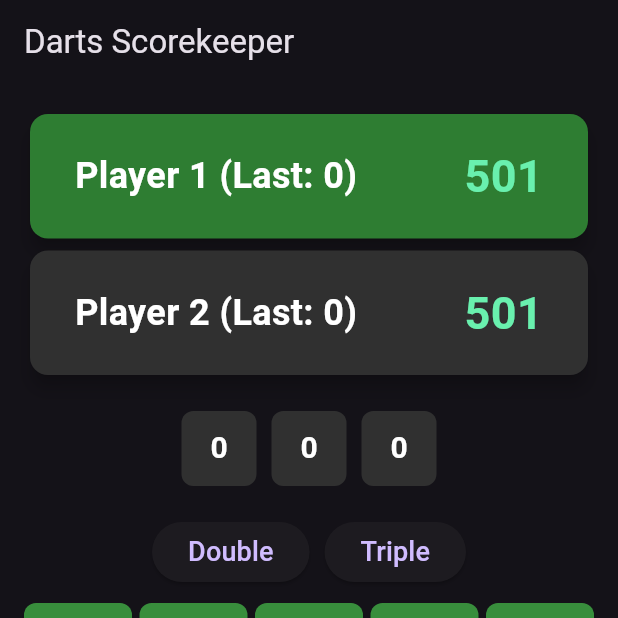
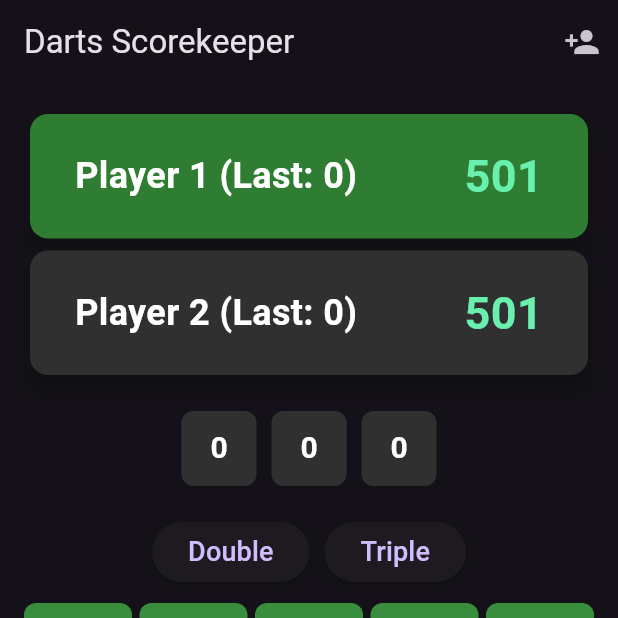
Before and after one commit to OlliYY/darts_scorekeeper, a Flutter app: the screen it shows after launch, on a phone screen of 412 x 824 dp, the top half of it. Run offline on Flutter 3.47's test engine with Material 3 defaults, Android fonts, the phone set to English and light mode, and no system bars; our stand-ins replace supabase_flutter; accounts and stored records are empty.

Commit message:
- Added file add_player_screen - added navigation for adding a player in game_screen

```diff
--- a/lib/screens/game_screen.dart
+++ b/lib/screens/game_screen.dart
@@ -2,6 +2,8 @@ import 'package:flutter/material.dart';
 import '../widgets/player_score.dart';
 import '../widgets/throw_display.dart';
 import '../widgets/number_pad.dart';
+import 'add_player_screen.dart';
+
 
 /// The main game screen containing score, throw display and input buttons.
 class GameScreen extends StatefulWidget {
@@ -117,7 +119,21 @@ class _GameScreenState extends State<GameScreen> {
   @override
   Widget build(BuildContext context) {
     return Scaffold(
-      appBar: AppBar(title: const Text('Darts Scorekeeper')),
+      appBar: AppBar(
+      title: const Text('Darts Scorekeeper'),
+      actions: [
+        IconButton(
+          icon: const Icon(Icons.person_add),
+          tooltip: 'Add Player',
+          onPressed: () {
+            Navigator.push(
+              context,
+              MaterialPageRoute(builder: (context) => const AddPlayerScreen()),
+      );
+    },
+  ),
+],
+),
       body: Padding(
         padding: const EdgeInsets.all(16.0),
         child: Column(
```
Also changed, not shown: lib/screens/add_player_screen.dart (added, +59 -0 lines).
